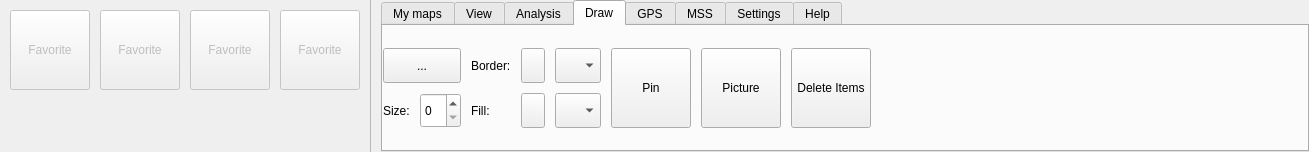
Old version of the form src/ui/qgsribbontopwidget.ui in the repository kadas-albireo/kadas-albireo.
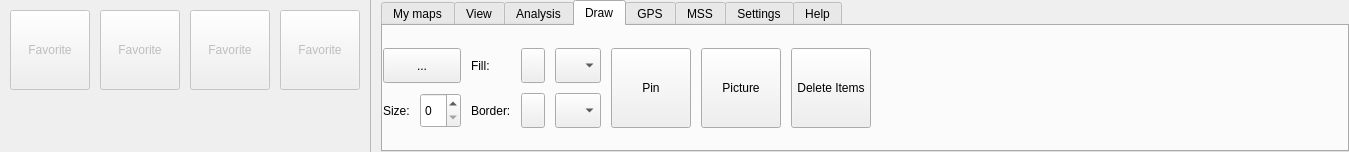
New version of the form. The open tabs and pages were chosen to show the change. Icons and pictures are not drawn. Custom widgets are drawn as their Qt base class.

Commit message: Invert redlining fill and stroke ui controls order

Patch:
```diff
--- a/src/ui/qgsribbontopwidget.ui
+++ b/src/ui/qgsribbontopwidget.ui
@@ -6,7 +6,7 @@
    <rect>
     <x>0</x>
     <y>0</y>
-    <width>1309</width>
+    <width>1349</width>
     <height>152</height>
    </rect>
   </property>
@@ -1190,32 +1190,6 @@
             <property name="spacing">
              <number>10</number>
             </property>
-            <item row="1" column="2">
-             <widget class="QLabel" name="mLabelRedliningFillColor">
-              <property name="minimumSize">
-               <size>
-                <width>0</width>
-                <height>0</height>
-               </size>
-              </property>
-              <property name="text">
-               <string>Fill:</string>
-              </property>
-             </widget>
-            </item>
-            <item row="0" column="2">
-             <widget class="QLabel" name="mLabelRedliningBorderColor">
-              <property name="minimumSize">
-               <size>
-                <width>0</width>
-                <height>0</height>
-               </size>
-              </property>
-              <property name="text">
-               <string>Border:</string>
-              </property>
-             </widget>
-            </item>
             <item row="0" column="0" colspan="2">
              <widget class="QToolButton" name="mToolButtonRedliningNewObject">
               <property name="sizePolicy">
@@ -1244,26 +1218,10 @@
               </property>
              </widget>
             </item>
-            <item row="0" column="3">
-             <widget class="QgsColorButtonV2" name="mToolButtonRedliningBorderColor">
+            <item row="1" column="1">
+             <widget class="QSpinBox" name="mSpinBoxRedliningSize">
               <property name="sizePolicy">
-               <sizepolicy hsizetype="Preferred" vsizetype="Preferred">
-                <horstretch>0</horstretch>
-                <verstretch>0</verstretch>
-               </sizepolicy>
-              </property>
-              <property name="minimumSize">
-               <size>
-                <width>0</width>
-                <height>0</height>
-               </size>
-              </property>
-             </widget>
-            </item>
-            <item row="1" column="3">
-             <widget class="QgsColorButtonV2" name="mToolButtonRedliningFillColor">
-              <property name="sizePolicy">
-               <sizepolicy hsizetype="Preferred" vsizetype="Preferred">
+               <sizepolicy hsizetype="Minimum" vsizetype="Preferred">
                 <horstretch>0</horstretch>
                 <verstretch>0</verstretch>
                </sizepolicy>
@@ -1289,8 +1247,34 @@
               </property>
              </widget>
             </item>
-            <item row="0" column="4">
-             <widget class="QComboBox" name="mComboBoxRedliningBorderStyle">
+            <item row="1" column="2">
+             <widget class="QLabel" name="mLabelRedliningBorderColor">
+              <property name="minimumSize">
+               <size>
+                <width>0</width>
+                <height>0</height>
+               </size>
+              </property>
+              <property name="text">
+               <string>Border:</string>
+              </property>
+             </widget>
+            </item>
+            <item row="0" column="2">
+             <widget class="QLabel" name="mLabelRedliningFillColor">
+              <property name="minimumSize">
+               <size>
+                <width>0</width>
+                <height>0</height>
+               </size>
+              </property>
+              <property name="text">
+               <string>Fill:</string>
+              </property>
+             </widget>
+            </item>
+            <item row="1" column="3">
+             <widget class="QgsColorButtonV2" name="mToolButtonRedliningBorderColor">
               <property name="sizePolicy">
                <sizepolicy hsizetype="Preferred" vsizetype="Preferred">
                 <horstretch>0</horstretch>
@@ -1303,15 +1287,47 @@
                 <height>0</height>
                </size>
               </property>
-              <property name="sizeAdjustPolicy">
-               <enum>QComboBox::AdjustToMinimumContentsLength</enum>
+             </widget>
+            </item>
+            <item row="0" column="3">
+             <widget class="QgsColorButtonV2" name="mToolButtonRedliningFillColor">
+              <property name="sizePolicy">
+               <sizepolicy hsizetype="Preferred" vsizetype="Preferred">
+                <horstretch>0</horstretch>
+                <verstretch>0</verstretch>
+               </sizepolicy>
               </property>
-              <property name="minimumContentsLength">
-               <number>2</number>
+              <property name="minimumSize">
+               <size>
+                <width>0</width>
+                <height>0</height>
+               </size>
               </property>
              </widget>
             </item>
             <item row="1" column="4">
+             <widget class="QComboBox" name="mComboBoxRedliningBorderStyle">
+              <property name="sizePolicy">
+               <sizepolicy hsizetype="Preferred" vsizetype="Preferred">
+                <horstretch>0</horstretch>
+                <verstretch>0</verstretch>
+               </sizepolicy>
+              </property>
+              <property name="minimumSize">
+               <size>
+                <width>0</width>
+                <height>0</height>
+               </size>
+              </property>
+              <property name="sizeAdjustPolicy">
+               <enum>QComboBox::AdjustToMinimumContentsLength</enum>
+              </property>
+              <property name="minimumContentsLength">
+               <number>2</number>
+              </property>
+             </widget>
+            </item>
+            <item row="0" column="4">
              <widget class="QComboBox" name="mComboBoxRedliningFillStyle">
               <property name="sizePolicy">
                <sizepolicy hsizetype="Preferred" vsizetype="Preferred">
@@ -1333,22 +1349,6 @@
               </property>
              </widget>
             </item>
-            <item row="1" column="1">
-             <widget class="QSpinBox" name="mSpinBoxRedliningSize">
-              <property name="sizePolicy">
-               <sizepolicy hsizetype="Minimum" vsizetype="Preferred">
-                <horstretch>0</horstretch>
-                <verstretch>0</verstretch>
-               </sizepolicy>
-              </property>
-              <property name="minimumSize">
-               <size>
-                <width>0</width>
-                <height>0</height>
-               </size>
-              </property>
-             </widget>
-            </item>
            </layout>
           </item>
           <item row="0" column="5">
```
